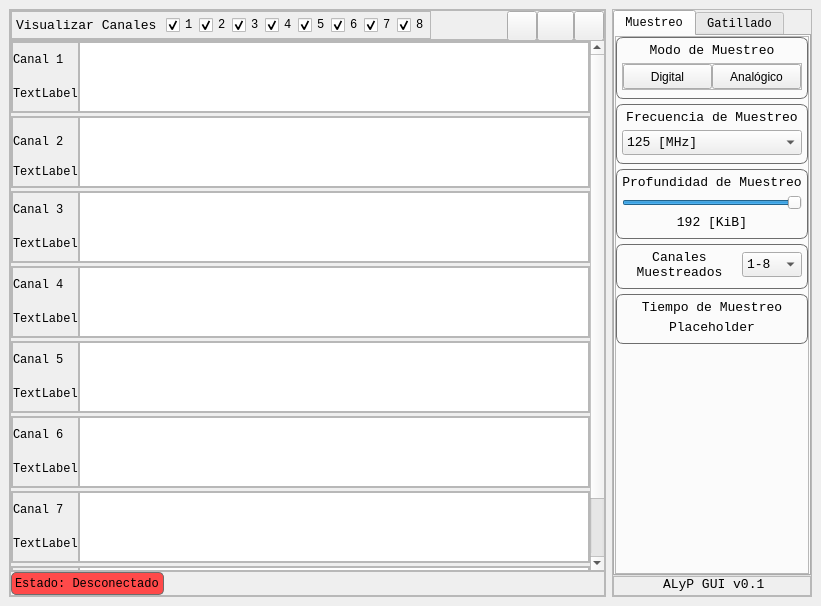
Qt form GUI v0.1/src/mainwindow.ui (KarimHacen7/ProyectoFinal) before a commit.
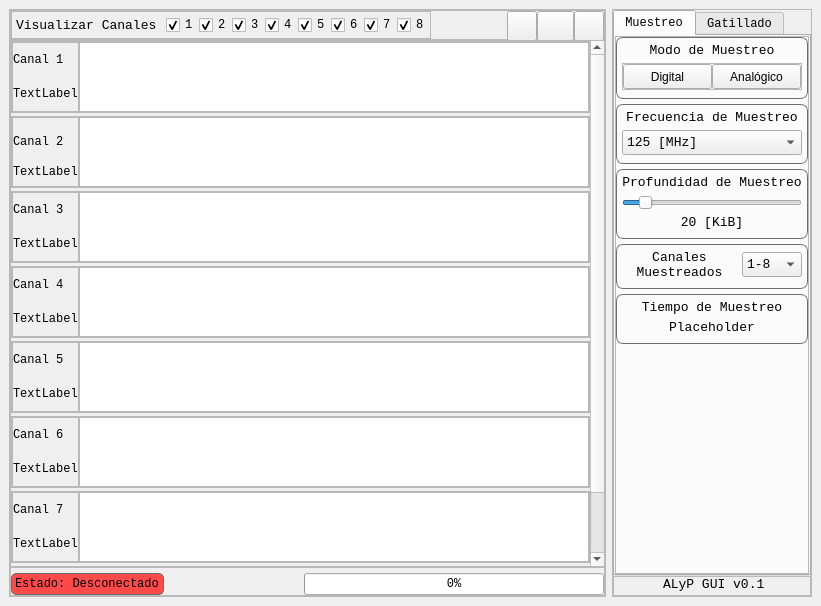
The same form after that commit. Icons and pictures are not drawn.

Diff of the .ui file:
```diff
--- a/GUI v0.1/src/mainwindow.ui
+++ b/GUI v0.1/src/mainwindow.ui
@@ -980,7 +980,7 @@
            <number>0</number>
           </property>
           <property name="topMargin">
-           <number>0</number>
+           <number>5</number>
           </property>
           <property name="rightMargin">
            <number>0</number>
@@ -993,6 +993,7 @@
             <property name="font">
              <font>
               <family>consolas</family>
+              <pointsize>9</pointsize>
              </font>
             </property>
             <property name="styleSheet">
@@ -1022,6 +1023,37 @@
             </property>
            </spacer>
           </item>
+          <item>
+           <widget class="QProgressBar" name="samplingProgressBar">
+            <property name="sizePolicy">
+             <sizepolicy hsizetype="Fixed" vsizetype="Fixed">
+              <horstretch>0</horstretch>
+              <verstretch>0</verstretch>
+             </sizepolicy>
+            </property>
+            <property name="minimumSize">
+             <size>
+              <width>300</width>
+              <height>0</height>
+             </size>
+            </property>
+            <property name="maximumSize">
+             <size>
+              <width>300</width>
+              <height>16777215</height>
+             </size>
+            </property>
+            <property name="layoutDirection">
+             <enum>Qt::RightToLeft</enum>
+            </property>
+            <property name="value">
+             <number>0</number>
+            </property>
+            <property name="invertedAppearance">
+             <bool>true</bool>
+            </property>
+           </widget>
+          </item>
          </layout>
         </widget>
        </item>
@@ -1466,7 +1498,7 @@
                     <number>192</number>
                    </property>
                    <property name="value">
-                    <number>192</number>
+                    <number>20</number>
                    </property>
                    <property name="orientation">
                     <enum>Qt::Horizontal</enum>
@@ -1488,7 +1520,7 @@
                     </font>
                    </property>
                    <property name="text">
-                    <string>192 [KiB]</string>
+                    <string>20 [KiB]</string>
                    </property>
                    <property name="alignment">
                     <set>Qt::AlignCenter</set>
```
Left out of the diff: 2 changed lines with no effect on the pictures.
